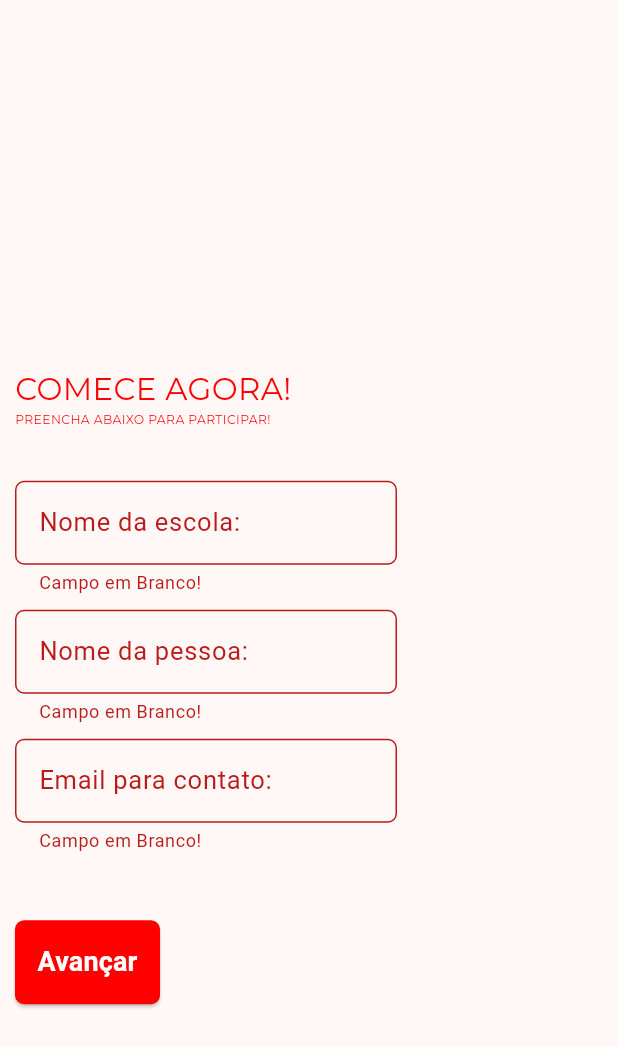
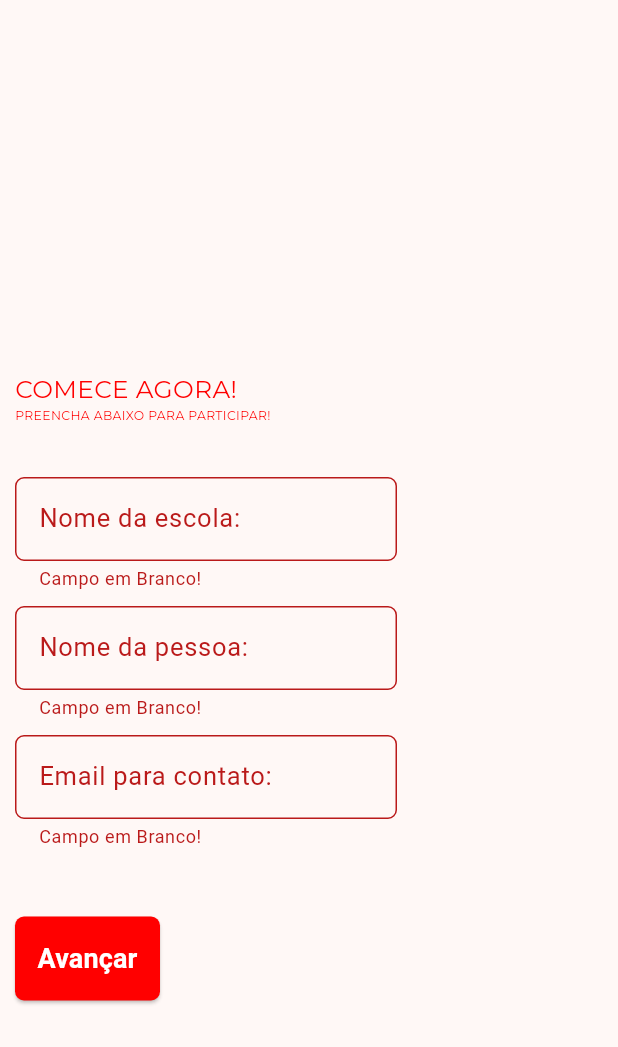
Before and after one commit to VictorHug01/wisebites, a Flutter app: the FormularioComponent widget shown alone on an empty page, opened directly, after a tap on "Avançar", on a phone screen of 412 x 824 dp. Shown: the top 1047 px of the screen. Run offline on Flutter 3.47's test engine with Material 3 defaults, Android fonts, the phone set to English and light mode, and no system bars; our stand-ins replace carousel_slider, cool_alert, google_fonts; missing offline and left inert: flutter_anchorlable.

Commit message:
ancora sem responsividade

```diff
--- a/lib/src/home/formulario/formulario_component.dart
+++ b/lib/src/home/formulario/formulario_component.dart
@@ -1,7 +1,8 @@
+import 'package:cool_alert/cool_alert.dart';
 import 'package:flutter/material.dart';
-import 'package:flutter_email_sender/flutter_email_sender.dart';
 import 'package:google_fonts/google_fonts.dart';
 import 'package:zerowate/src/home/formulario/cadastro_mixin_validator.dart';
+import 'package:zerowate/src/home/home_page.dart';
 import 'package:zerowate/src/theme/theme_class.dart';
 
 class FormularioComponent extends StatefulWidget {
@@ -40,14 +41,6 @@ class _FormularioComponentState extends State<FormularioComponent>
       width: 2.0,
     ),
   );
-  final Email email = Email(
-    body: 'Email body',
-    subject: 'Email subject',
-    recipients: ['projectxz6969@gmail.com'],
-    cc: ['cc@example.com'],
-    bcc: ['bcc@example.com'],
-    isHTML: false,
-  );
 
   @override
   Widget build(BuildContext context) {
@@ -79,7 +72,7 @@ class _FormularioComponentState extends State<FormularioComponent>
                         softWrap: true,
                         style: GoogleFonts.montserrat(
                           fontWeight: FontWeight.w400,
-                          fontSize: MediaQuery.of(context).size.width / 20.0,
+                          fontSize: MediaQuery.of(context).size.width / 25.0,
                           color: ColorThemeClass.colorPrimary,
                         ),
                       ),
@@ -172,15 +165,34 @@ class _FormularioComponentState extends State<FormularioComponent>
                           ),
                           onPressed: () {
                             if (_keyForm.currentState!.validate()) {
-                              // Navigator.of(context).pushReplacement(
-                              //   MaterialPageRoute(
-                              //     builder: (_) => const MyHomePage(),
-                              //   ),
-                              // );
-                              FlutterEmailSender.send(email);
-
-                              //https://pub.dev/packages/flutter_email_sender/example
+                              _keyForm.currentState!.save();
+                              CoolAlert.show(
+                                context: context,
+                                width: MediaQuery.of(context).size.width / 3,
+                                type: CoolAlertType.success,
+                                title: 'Sucesso!',
+                                text:
+                                  "Escola: ${controllerEscola.text}\n" +
+                                  "Nome: ${controllerNome.text}\n" +
+                                  "Email: ${controllerEmail.text}\n",
+                                loopAnimation: false,
+                                backgroundColor: ColorThemeClass.colorSecondary,
+                                cancelBtnText: '',
+                                borderRadius: 6.0,
+                                confirmBtnText: 'Confirmar',
+                                confirmBtnColor: ColorThemeClass.colorPrimary,
+                                showCancelBtn: false,
+                                onConfirmBtnTap: () {
+                                  _keyForm.currentState!.reset();
+                                  Navigator.of(context).pushReplacement(
+                                    MaterialPageRoute(
+                                      builder: (_) => const MyHomePage(),
+                                    ),
+                                  );
+                                },
+                              );
                             }
+                            ;
                           },
                           child: Text(
                             "Avançar",
--- a/pubspec.yaml
+++ b/pubspec.yaml
@@ -38,7 +38,7 @@ dependencies:
   carousel_slider: ^4.2.1
   google_fonts: ^6.1.0
   flutter_anchorlable: ^0.1.1
-  flutter_email_sender: ^6.0.2
+  cool_alert: ^2.0.1
 
 dev_dependencies:
   flutter_launcher_icons: "^0.13.1"
```
Also changed, not shown: lib/src/home/avaliacao_component/avaliacao_component.dart (added, +19 -0 lines), lib/src/home/home_page.dart (+47 -28 lines), pubspec.lock.
